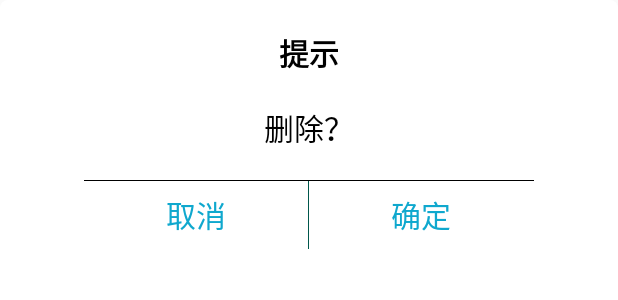
After one commit to chemoontheshy/android, an Android app: the layout layout_custom_dialog.xml on its own in the app's theme, with its tools: preview values and no code run, on a phone screen of 412 x 824 dp. The commit adds this screen. Shown: the top 300 px of the screen. Run offline under Robolectric (Android 15) with nearby library versions, the phone set to English and light mode, and no system bars.

Commit message:
20200908

```diff
--- a/001/app/src/main/AndroidManifest.xml
+++ b/001/app/src/main/AndroidManifest.xml
@@ -11,7 +11,8 @@
         android:supportsRtl="true"
         android:theme="@style/AppTheme"
         tools:ignore="GoogleAppIndexingWarning">
-        <activity android:name=".ProgressActivity"></activity>
+        <activity android:name=".CustomDialogActivity"></activity>
+        <activity android:name=".ProgressActivity" />
         <activity android:name=".MainActivity">
             <intent-filter>
                 <action android:name="android.intent.action.MAIN" />
--- /dev/null
+++ b/001/app/src/main/res/drawable/bg_custom_dialog.xml
@@ -0,0 +1,8 @@
+<?xml version="1.0" encoding="utf-8"?>
+<shape xmlns:android="http://schemas.android.com/apk/res/android"
+    android:shape="rectangle">
+    <solid android:color="@color/colorWhite" />
+    <corners android:radius="5dp" />
+
+
+</shape>
--- a/001/app/src/main/res/layout/activity_ui.xml
+++ b/001/app/src/main/res/layout/activity_ui.xml
@@ -93,6 +93,12 @@
             android:layout_height="wrap_content"
             android:text="@string/btn_Progress"
             android:textAllCaps="false"/>
+        <Button
+            android:id="@+id/toCustomDialog"
+            android:layout_width="match_parent"
+            android:layout_height="wrap_content"
+            android:text="@string/btn_CustomDialog"
+            android:textAllCaps="false"/>
 
 <!--        测试 ScrollView-->
 <!--        <Button-->
--- /dev/null
+++ b/001/app/src/main/res/layout/layout_custom_dialog.xml
@@ -0,0 +1,71 @@
+<?xml version="1.0" encoding="utf-8"?>
+<LinearLayout xmlns:android="http://schemas.android.com/apk/res/android"
+    android:layout_width="match_parent"
+    android:layout_height="match_parent"
+    android:orientation="vertical"
+    android:gravity="center_horizontal"
+    android:background="@drawable/bg_custom_dialog">
+    <LinearLayout
+        android:layout_width="300dp"
+        android:layout_height="match_parent"
+        android:orientation="vertical"
+        android:gravity="center_horizontal">
+        <TextView
+            android:id="@+id/custom_tip"
+            android:layout_width="wrap_content"
+            android:layout_height="wrap_content"
+            android:text="@string/Tip"
+            android:textSize="20sp"
+            android:textColor="@color/dividerBlock"
+            android:textStyle="bold"
+            android:layout_marginTop="20dp" />
+
+        <TextView
+            android:id="@+id/custom_message"
+            android:layout_width="wrap_content"
+            android:layout_height="wrap_content"
+            android:textSize="20sp"
+            android:textColor="@color/dividerBlock"
+            android:text="@string/message"
+            android:layout_marginTop="20dp"
+            android:layout_marginBottom="20dp" />
+
+        <View
+            android:layout_width="match_parent"
+            android:layout_height="0.5dp"
+            android:background="@color/dividerBlock" />
+        <LinearLayout
+            android:layout_width="match_parent"
+            android:layout_height="45dp"
+            android:orientation="horizontal">
+
+            <TextView
+                android:id="@+id/custom_cancel"
+                android:layout_width="0dp"
+                android:layout_height="match_parent"
+                android:layout_weight="1"
+                android:text="@string/cancel"
+                android:textSize="20sp"
+                android:textColor="@color/colorBlue"
+                android:gravity="center" />
+
+            <View
+                android:layout_width="0.5dp"
+                android:layout_height="match_parent"
+                android:background="@color/colorPrimaryDark" />
+            <TextView
+                android:id="@+id/custom_confirm"
+                android:layout_width="0dp"
+                android:layout_height="match_parent"
+                android:layout_weight="1"
+                android:text="@string/confirm"
+                android:textSize="20sp"
+                android:textColor="@color/colorBlue"
+                android:gravity="center" />
+        </LinearLayout>
+
+    </LinearLayout>
+
+
+
+</LinearLayout>
--- a/001/app/src/main/res/values/colors.xml
+++ b/001/app/src/main/res/values/colors.xml
@@ -6,4 +6,5 @@
     <color name="colorOrange">#FFA500</color>
     <color name="colorGray">#808080</color>
     <color name="colorWhite">#fff</color>
+    <color name="colorBlue">#0FA8CE</color>
 </resources>
--- a/001/app/src/main/res/values/strings.xml
+++ b/001/app/src/main/res/values/strings.xml
@@ -58,4 +58,11 @@
     <string name="pdBegin">模拟进度条</string>
     <string name="ProgressDialog1">ProgressDialog1</string>
     <string name="ProgressDialog2">ProgressDialog2</string>
+    <string name="btn_CustomDialog">CustomDialog</string>
+    <string name="customDialog">自定义Dialog</string>
+    <string name="Tip">提示</string>
+    <string name="del">删除？</string>
+    <string name="cancel">取消</string>
+    <string name="confirm">确定</string>
+    <string name="message">删除？</string>
 </resources>
```
Also changed, not shown: 001/app/src/main/java/com/qchenmo/a001/CustomDialogActivity.java (added, +47 -0 lines), 001/app/src/main/java/com/qchenmo/a001/UiActivity.java (+7 -1 lines), 001/app/src/main/java/com/qchenmo/a001/widget/CustomDialog.java (added, +102 -0 lines), 001/app/src/main/res/layout/activity_custom_dialog.xml (added, +16 -0 lines).
